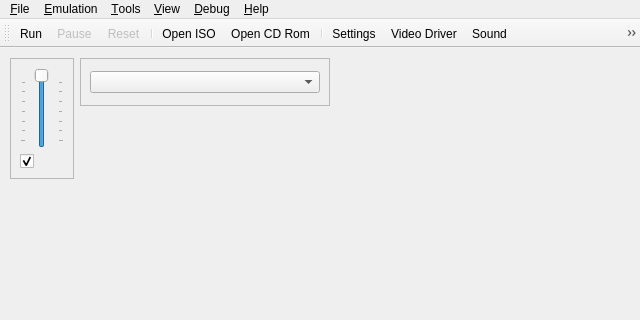
This is yabause/src/qt/ui/UIYabause.ui in KitoHo/yabause as Qt 5 draws it before an edit; both pictures show x 0 to 640 and y 0 to 320 of the 640 by 480 pixel window. The edited form follows.
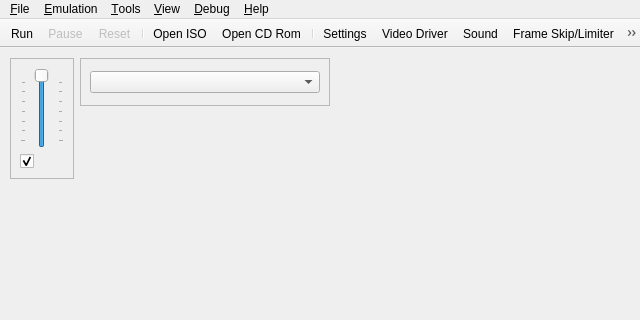
This is the edited form. Icons and pictures are not drawn.

Commit message: -Fixed potential issue with SCSP frame accurate flag value being undefined -Toolbar is no longer movable in qt port -Open Cdrom now correctly displays a drop list in qt port

The edit to the form file:
```diff
--- a/yabause/src/qt/ui/UIYabause.ui
+++ b/yabause/src/qt/ui/UIYabause.ui
@@ -263,6 +263,12 @@
    <property name="windowTitle">
     <string>toolBar</string>
    </property>
+   <property name="movable">
+    <bool>false</bool>
+   </property>
+   <property name="floatable">
+    <bool>true</bool>
+   </property>
    <attribute name="toolBarArea">
     <enum>TopToolBarArea</enum>
    </attribute>
```
The commit also changes 5 other files.
